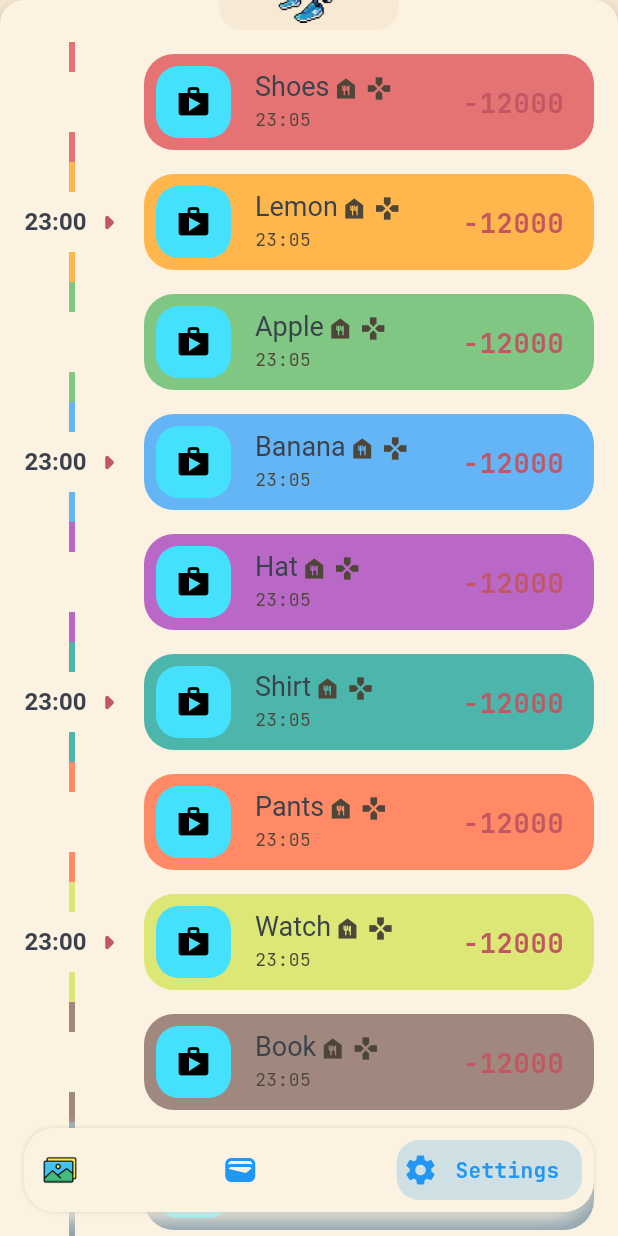
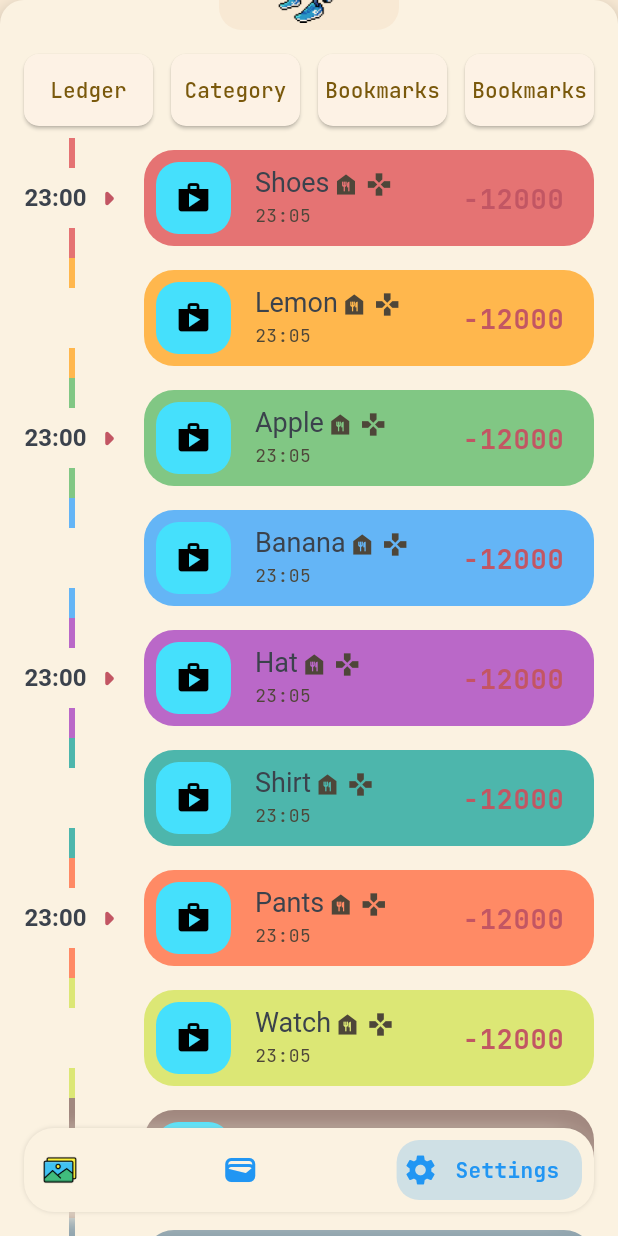
Before and after one commit to toanlemanh/expense_tracker, a Flutter app: the screen it shows after launch, swiped to page 3, on a phone screen of 412 x 824 dp. Run offline on Flutter 3.47's test engine with Material 3 defaults, Android fonts, the phone set to English and light mode, and no system bars; drawn by our look-alikes of timeline_tile; our stand-ins replace dio, go_router, mobx, sqflite; accounts and stored records are empty; generated files the repository leaves out were written again.

Commit message:
feat: create optional menu on pannel

```diff
--- a/lib/presentation/layout/scrollable_page.dart
+++ b/lib/presentation/layout/scrollable_page.dart
@@ -73,6 +73,73 @@ class _ScrollablePageState extends State<ScrollablePage>
               ),
             ],
           ),
+          // List cac option menu bao gom: ledger, category, bookmarks
+          //
+          //=> la cac nut bam dua den trang detail
+          // moi trang detail la mot page co layout don
+          //gian gom appbar, list va floating button
+          // @TODO: lam cac nut bam (Thanh dang lam do)
+          // lam tam cac nut bam co the chuyen sang trang khac (dung go router)
+          // configure sau nay co the them vao mot muc moi de dang (Toan)
+          // Lam 1 trang detail sample, moi ledger co mot type => truyen url 1 type
+            Padding(
+              padding: const EdgeInsets.symmetric(horizontal: 16.0, vertical: 8.0),
+              child: Row(
+                children: [
+                  Expanded(
+                    child: ElevatedButton(
+                      style: ElevatedButton.styleFrom(
+                        padding: const EdgeInsets.symmetric(vertical: 14),
+                        shape: RoundedRectangleBorder(
+                          borderRadius: BorderRadius.circular(10),
+                        ),
+                      ),
+                      onPressed: () => print('clickme Default ledger'),
+                      child: const Center(child: Text('Ledger')),
+                    ),
+                  ),
+                  const SizedBox(width: 12),
+                  Expanded(
+                    child: ElevatedButton(
+                      style: ElevatedButton.styleFrom(
+                        padding: const EdgeInsets.symmetric(vertical: 14),
+                        shape: RoundedRectangleBorder(
+                          borderRadius: BorderRadius.circular(10),
+                        ),
+                      ),
+                      onPressed: () => print('clickme Category'),
+                      child: const Center(child: Text('Category')),
+                    ),
+                  ),
+                  const SizedBox(width: 12),
+                  Expanded(
+                    child: ElevatedButton(
+                      style: ElevatedButton.styleFrom(
+                        padding: const EdgeInsets.symmetric(vertical: 14),
+                        shape: RoundedRectangleBorder(
+                          borderRadius: BorderRadius.circular(10),
+                        ),
+                      ),
+                      onPressed: () => print('clickme Bookmarks'),
+                      child: const Center(child: Text('Bookmarks')),
+                    ),
+                  ),
+                  const SizedBox(width: 12),
+                  Expanded(
+                    child: ElevatedButton(
+                      style: ElevatedButton.styleFrom(
+                        padding: const EdgeInsets.symmetric(vertical: 14),
+                        shape: RoundedRectangleBorder(
+                          borderRadius: BorderRadius.circular(10),
+                        ),
+                      ),
+                      onPressed: () => print('clickme Bookmarks'),
+                      child: const Center(child: Text('Bookmarks')),
+                    ),
+                  ),
+                ],
+              ),
+            ),
 
           // Transaction list trong này
           // Transaction nhận 2 biến pagekey (theo idex) và scrollController của DraggableScrollableSheet
@@ -80,10 +147,10 @@ class _ScrollablePageState extends State<ScrollablePage>
             child: PrimaryScrollController(
               controller: widget.scrollController,
               child: Container(
-                    // color: appColors['pannel'],
-                    //typical TransactionRecord(title: items[index], itemColor: colors[index])
-                    child: widget.child,
-                  )
+                // color: appColors['pannel'],
+                //typical TransactionRecord(title: items[index], itemColor: colors[index])
+                child: widget.child,
+              ),
               //  widget.child,
             ),
           ),
```
